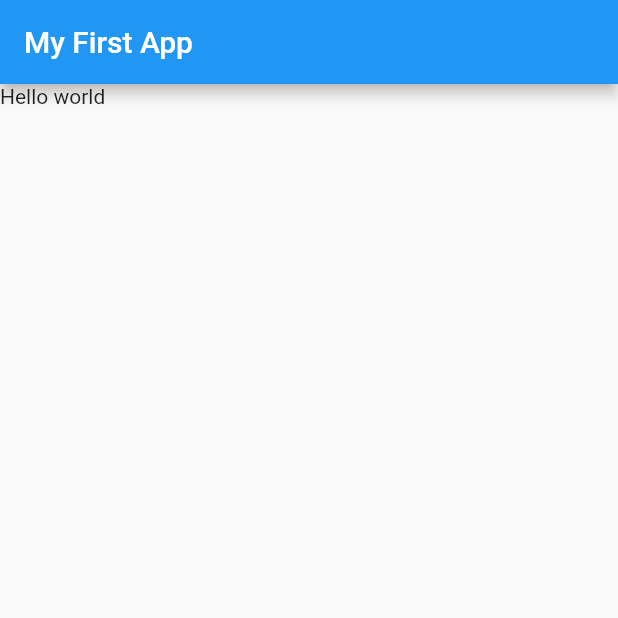
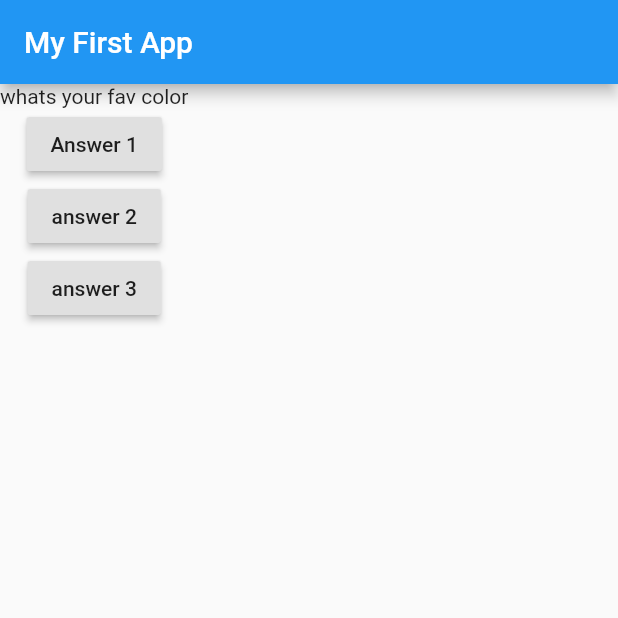
Before and after one commit to Meet-05/FIrstFlutterApp, a Flutter app: the screen it shows after launch, on a phone screen of 412 x 824 dp, the top half of it. Run offline on Flutter 3.47's test engine with Material 2 defaults, Android fonts, the phone set to English and light mode, and no system bars.

```diff
--- a/lib/main.dart
+++ b/lib/main.dart
@@ -1,26 +1,96 @@
+import 'dart:convert';
+
 import "package:flutter/material.dart";
 
-//the runApp method tells flutter to draw the widget on the screen,
-//so flutter  will call the build method of the class which we passed to runApp
-//MyApp class is instantiated and passed as arguement
 void main() {
   runApp(MyApp());
 }
 
-//StatelessWidget is a class of package material.dart
-//The Build method is used to return a Widget ,hence return type is widget
-//MaterialApp allows us to use pre-build widgets provided by material.dart package.Example-Text class
-class MyApp extends StatelessWidget {
+class MyApp extends StatefulWidget {
+  @override
+  State<StatefulWidget> createState() {
+    return MyAppState();
+  }
+}
+
+class MyAppState extends State<MyApp> {
+  int questionNumber = 0;
+
+  void answerQuestion() {
+    setState(() {
+      questionNumber = questionNumber + 1;
+    });
+    print(questionNumber);
+  }
+
   @override
   Widget build(BuildContext context) {
-    //The MaterialApp class takes named argurments and Text class takes postional arguements
+    var questions = ['whats your fav color', 'your fav food item'];
+
     return MaterialApp(
       home: Scaffold(
         appBar: AppBar(
           title: Text('My First App'),
         ),
-        body: Text('Hello world'),
+        body: Column(
+          children: [
+            Text(questions[questionNumber]),
+            RaisedButton(
+              child: Text('Answer 1'),
+              onPressed: answerQuestion,
+            ),
+            RaisedButton(
+              child: Text('answer 2'),
+              onPressed: () => {print("answer 2 selected")},
+            ),
+            RaisedButton(
+              child: Text('answer 3'),
+              onPressed: () => {print("answer 3 selected")},
+            ),
+          ],
+        ),
       ),
     );
   }
 }
+
+// ---------------------------------------------------------------------------------------------------------------
+// Understanding The Code
+
+// 1.The Basic Structure
+//the runApp method tells flutter to draw the widget on the screen,
+//so flutter  will call the build method of the class which we passed to runApp
+//MyApp class is instantiated and passed as arguement
+//StatelessWidget is a class of package material.dart
+//The Build method is used to return a Widget ,hence return type is widget
+//MaterialApp allows us to use pre-build widgets provided by material.dart package.Example-Text class
+//The MaterialApp class takes named argurments and Text class takes postional arguements
+
+//2.Stateful  Widgets:
+//the createState method returns a state object which is connected to a stateful widget
+//the State is a class provided by material dart package .It is generic type hence we need to provide the type ////in <>.
+//setState is a method provided by State class.
+//in the setstate we write code which we want to change after the state
+//it rerenders the code which is only related with properties used inside the setState,instead of ///////??////rerendering the entire code ,hence improving performance.
+//-----------------------------------------------------------------------------------------------------------------
+// Steps to convert stateless ->Stateful
+// 1.Create a new class which extends StatefulWidget with method createState() that returns a State object
+// class MyApp extends StatefulWidget {
+//   @override
+//   State<StatefulWidget> createState() {
+//     return MyAppState();
+//   }
+// }
+  // 2.Create another class which extends the State class
+  // with base code and a method setState which consists of code that causes state change
+
+  // class MyAppState extends State<MyApp> {
+  // int questionNumber = 0;
+
+  // void answerQuestion() {
+  //   setState(() {
+  //     questionNumber = questionNumber + 1;
+  //   });
+  //   print(questionNumber);
+  // }
+//---------------------------------------------------------------------------------------------
```
